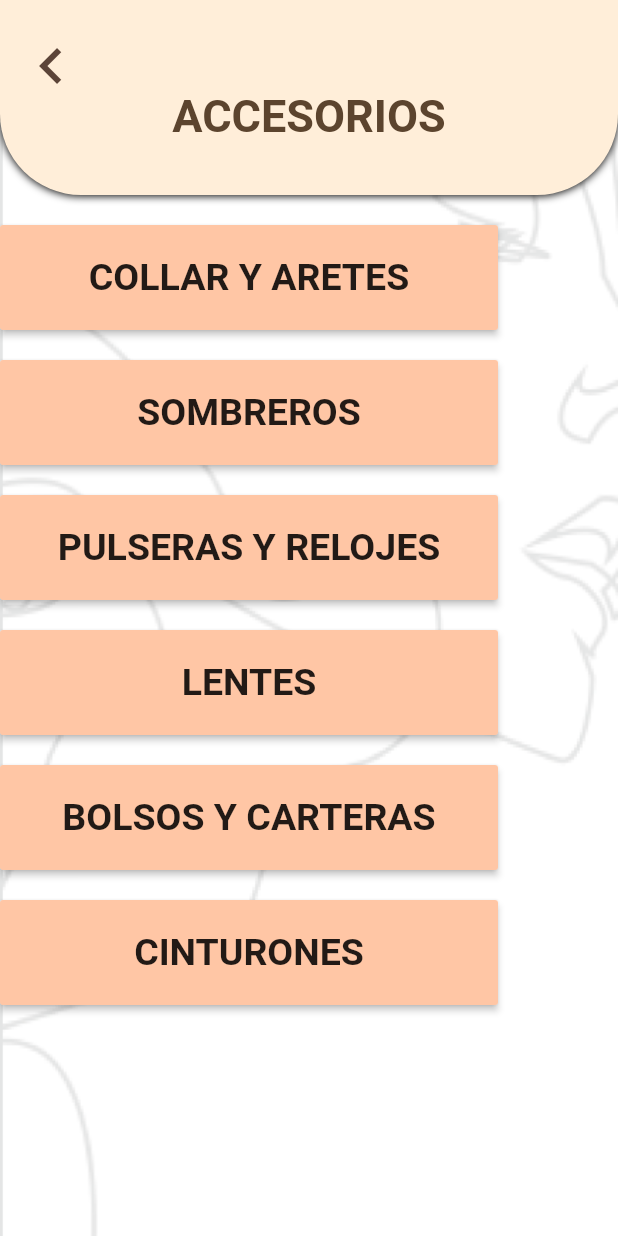
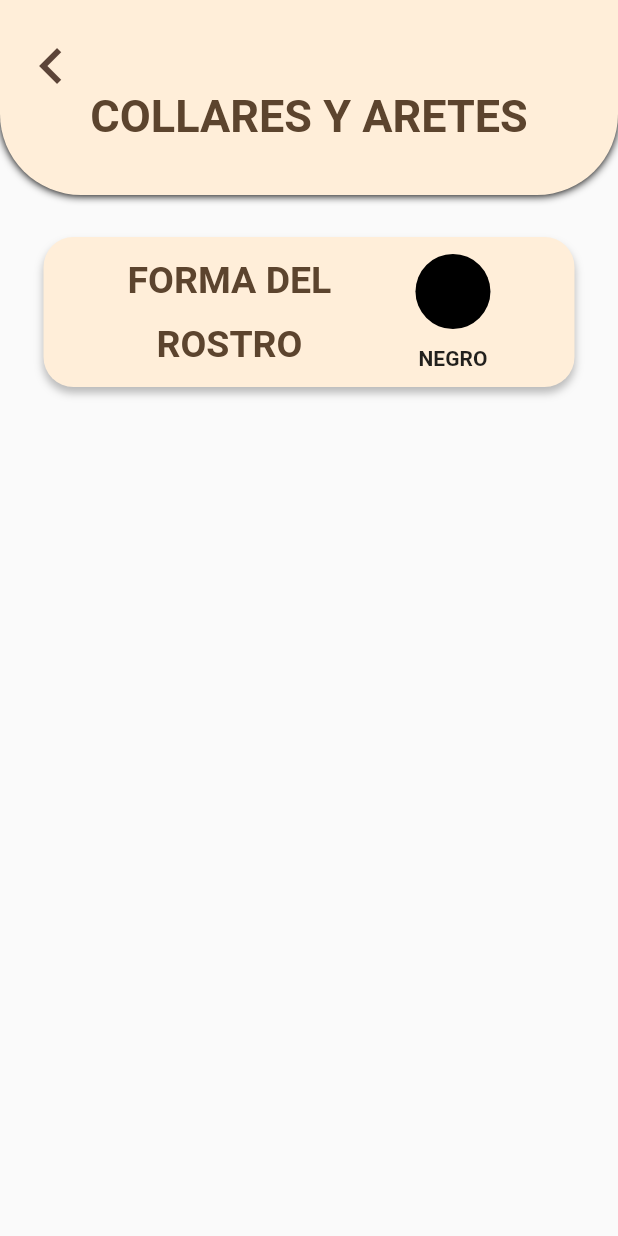
Before and after one commit to santos130400/ProyectoAdriana, a Flutter app: the AccesoriosResultados screen opened by its route, after a tap on "COLLAR Y ARETES", on a phone screen of 412 x 824 dp. Run offline on Flutter 3.47's test engine with Material 2 defaults, Android fonts, the phone set to English and light mode, and no system bars; our stand-ins replace carousel_slider, cloud_firestore, firebase_auth, firebase_core, image_picker; missing offline and left inert: dart:ffi; accounts and stored records are empty.

Commit message:
Resultados parte 1

```diff
--- /dev/null
+++ b/lib/ResuladosInter.dart
@@ -0,0 +1,418 @@
+import 'package:flutter/material.dart';
+import 'package:prueba_apliacion/PREFABS/Metodos.dart';
+import 'package:prueba_apliacion/main.dart';
+
+class ResultadosInter extends StatefulWidget {
+  ResultadosInter(int txt1) {
+    txt = txt1;
+  }
+  @override
+  _ResultadosInterState createState() => _ResultadosInterState();
+}
+
+int txt = 0;
+String titulo = '';
+Metodos m = new Metodos();
+
+class _ResultadosInterState extends State<ResultadosInter> {
+  @override
+  Widget build(BuildContext context) {
+    Widget atrib;
+    switch (txt) {
+      //Maquillaje
+      case 1:
+        titulo = 'OJOS';
+        break;
+      case 2:
+        titulo = 'LABIOS';
+        break;
+      case 3:
+        titulo = 'PIEL';
+        break;
+      case 4:
+        titulo = 'PARTE SUPERIOR';
+        break;
+      case 5:
+        titulo = 'PARTE INFERIOR';
+        break;
+      case 6:
+        titulo = 'ZAPATOS';
+        break;
+      case 7:
+        titulo = 'VESTIDOS';
+        break;
+      case 8:
+        titulo = 'ROPA INTERIOR';
+        break;
+      case 9:
+        titulo = 'COLLARES Y ARETES';
+        break;
+      case 10:
+        titulo = 'SOMBREROS';
+        break;
+      case 11:
+        titulo = 'PULSERAS Y RELOJES';
+        break;
+      case 12:
+        titulo = 'LENTES';
+        break;
+      case 13:
+        titulo = 'BOLSOS Y CARTERAS';
+        break;
+      case 14:
+        titulo = 'CINTURONES';
+        break;
+      case 15:
+        titulo = 'CORTES Y PEINADOS';
+        break;
+      case 16:
+        titulo = 'COLOR Y EFECTOS';
+        break;
+      default:
+    }
+    if (txt >= 1 && txt <= 3) {
+      atrib = Container(
+        decoration: BoxDecoration(
+            borderRadius: BorderRadius.all(Radius.circular(20)),
+            color: Color(0xFFFFEED9),
+            boxShadow: [
+              BoxShadow(
+                  color: Colors.black26, blurRadius: 4, offset: Offset(0, 4))
+            ]),
+        child: Row(
+          mainAxisAlignment: MainAxisAlignment.spaceEvenly,
+          children: [
+            Container(
+                alignment: Alignment.center,
+                child: Column(
+                  mainAxisAlignment: MainAxisAlignment.spaceEvenly,
+                  children: [
+                    Text('COLOR DEL',
+                        textAlign: TextAlign.center,
+                        style: TextStyle(
+                            color: Color.fromARGB(255, 92, 68, 46),
+                            fontSize: 25,
+                            fontWeight: FontWeight.bold)),
+                    Text('ROSTRO',
+                        textAlign: TextAlign.center,
+                        style: TextStyle(
+                            color: Color.fromARGB(255, 92, 68, 46),
+                            fontSize: 25,
+                            fontWeight: FontWeight.bold)),
+                  ],
+                )),
+            Container(
+              child: Column(
+                mainAxisAlignment: MainAxisAlignment.spaceEvenly,
+                children: [
+                  Container(
+                    height: 50,
+                    width: 50,
+                    decoration: BoxDecoration(
+                        border: Border.all(color: Colors.black, width: 2),
+                        shape: BoxShape.circle,
+                        color: m.traductorPielColor(resul.piel)),
+                  ),
+                  Text(m.traductorPielPalabra(resul.piel),
+                      style: TextStyle(fontWeight: FontWeight.bold))
+                ],
+              ),
+            )
+          ],
+        ),
+      );
+    } else if (txt >= 4 && txt <= 8) {
+      atrib = Container(
+        decoration: BoxDecoration(
+            borderRadius: BorderRadius.all(Radius.circular(20)),
+            color: Color(0xFFFFEED9),
+            boxShadow: [
+              BoxShadow(
+                  color: Colors.black26, blurRadius: 4, offset: Offset(0, 4))
+            ]),
+        child: Row(
+          mainAxisAlignment: MainAxisAlignment.spaceEvenly,
+          children: [
+            Container(
+                alignment: Alignment.center,
+                child: Column(
+                  mainAxisAlignment: MainAxisAlignment.spaceEvenly,
+                  children: [
+                    Text('FORMA DEL',
+                        textAlign: TextAlign.center,
+                        style: TextStyle(
+                            color: Color.fromARGB(255, 92, 68, 46),
+                            fontSize: 25,
+                            fontWeight: FontWeight.bold)),
+                    Text('CUERPO',
+                        textAlign: TextAlign.center,
+                        style: TextStyle(
+                            color: Color.fromARGB(255, 92, 68, 46),
+                            fontSize: 25,
+                            fontWeight: FontWeight.bold)),
+                  ],
+                )),
+            Container(
+              child: Column(
+                mainAxisAlignment: MainAxisAlignment.spaceEvenly,
+                children: [
+                  m.traductorCuerpoForma(resul.forma) != null
+                      ? Container(
+                          height: 50,
+                          width: 50,
+                          decoration: BoxDecoration(
+                              shape: m.traductorCuerpoForma(resul.forma),
+                              color: Color(0xFFEBA47A),
+                              border: Border.all(
+                                  color: Color.fromARGB(255, 92, 68, 46),
+                                  width: 2)),
+                        )
+                      : CustomPaint(
+                          size: Size(50, 50), painter: DrawTriangleShape()),
+                  Text(m.traductorCuerpoPalabra(resul.forma), style: TextStyle(fontWeight: FontWeight.bold))
+                ],
+              ),
+            )
+          ],
+        ),
+      );
+    } else if (txt >= 9 && txt <= 14) {
+      atrib = Container(
+        decoration: BoxDecoration(
+            borderRadius: BorderRadius.all(Radius.circular(20)),
+            color: Color(0xFFFFEED9),
+            boxShadow: [
+              BoxShadow(
+                  color: Colors.black26, blurRadius: 4, offset: Offset(0, 4))
+            ]),
+        child: Row(
+          mainAxisAlignment: MainAxisAlignment.spaceEvenly,
+          children: [
+            Container(
+                alignment: Alignment.center,
+                child: Column(
+                  mainAxisAlignment: MainAxisAlignment.spaceEvenly,
+                  children: [
+                    Text('FORMA DEL',
+                        textAlign: TextAlign.center,
+                        style: TextStyle(
+                            color: Color.fromARGB(255, 92, 68, 46),
+                            fontSize: 25,
+                            fontWeight: FontWeight.bold)),
+                    Text('ROSTRO',
+                        textAlign: TextAlign.center,
+                        style: TextStyle(
+                            color: Color.fromARGB(255, 92, 68, 46),
+                            fontSize: 25,
+                            fontWeight: FontWeight.bold)),
+                  ],
+                )),
+            Container(
+              child: Column(
+                mainAxisAlignment: MainAxisAlignment.spaceEvenly,
+                children: [
+                  Container(
+                    height: 50,
+                    width: 50,
+                    decoration: BoxDecoration(
+                        shape: BoxShape.circle, color: Colors.black),
+                  ),
+                  Text('NEGRO', style: TextStyle(fontWeight: FontWeight.bold))
+                ],
+              ),
+            )
+          ],
+        ),
+      );
+    } else if (txt == 15) {
+      atrib = Container(
+        decoration: BoxDecoration(
+            borderRadius: BorderRadius.all(Radius.circular(20)),
+            color: Color(0xFFFFEED9),
+            boxShadow: [
+              BoxShadow(
+                  color: Colors.black26, blurRadius: 4, offset: Offset(0, 4))
+            ]),
+        child: Row(
+          mainAxisAlignment: MainAxisAlignment.spaceEvenly,
+          children: [
+            Container(
+                alignment: Alignment.center,
+                child: Column(
+                  mainAxisAlignment: MainAxisAlignment.spaceEvenly,
+                  children: [
+                    Text('COLOR DEL',
+                        textAlign: TextAlign.center,
+                        style: TextStyle(
+                            color: Color.fromARGB(255, 92, 68, 46),
+                            fontSize: 25,
+                            fontWeight: FontWeight.bold)),
+                    Text('PELO',
+                        textAlign: TextAlign.center,
+                        style: TextStyle(
+                            color: Color.fromARGB(255, 92, 68, 46),
+                            fontSize: 25,
+                            fontWeight: FontWeight.bold)),
+                  ],
+                )),
+            Container(
+              child: Column(
+                mainAxisAlignment: MainAxisAlignment.spaceEvenly,
+                children: [
+                  Container(
+                    height: 50,
+                    width: 50,
+                    decoration: BoxDecoration(
+                        shape: BoxShape.circle, color: Colors.black),
+                  ),
+                  Text('NEGRO', style: TextStyle(fontWeight: FontWeight.bold))
+                ],
+              ),
+            )
+          ],
+        ),
+      );
+    } else if (txt == 16) {
+      atrib = Container(
+        decoration: BoxDecoration(
+            borderRadius: BorderRadius.all(Radius.circular(20)),
+            color: Color(0xFFFFEED9),
+            boxShadow: [
+              BoxShadow(
+                  color: Colors.black26, blurRadius: 4, offset: Offset(0, 4))
+            ]),
+        child: Row(
+          mainAxisAlignment: MainAxisAlignment.spaceEvenly,
+          children: [
+            Container(
+                alignment: Alignment.center,
+                child: Column(
+                  mainAxisAlignment: MainAxisAlignment.spaceEvenly,
+                  children: [
+                    Text('FORMA DEL',
+                        textAlign: TextAlign.center,
+                        style: TextStyle(
+                            color: Color.fromARGB(255, 92, 68, 46),
+                            fontSize: 25,
+                            fontWeight: FontWeight.bold)),
+                    Text('ROSTRO',
+                        textAlign: TextAlign.center,
+                        style: TextStyle(
+                            color: Color.fromARGB(255, 92, 68, 46),
+                            fontSize: 25,
+                            fontWeight: FontWeight.bold)),
+                  ],
+                )),
+            Container(
+              child: Column(
+                mainAxisAlignment: MainAxisAlignment.spaceEvenly,
+                children: [
+                  Container(
+                    height: 50,
+                    width: 50,
+                    decoration: BoxDecoration(
+                        shape: BoxShape.circle, color: Colors.black),
+                  ),
+                  Text('NEGRO', style: TextStyle(fontWeight: FontWeight.bold))
+                ],
+              ),
+            )
+          ],
+        ),
+      );
+    }
+    return Scaffold(
+      body: Container(
+        child: ListView(
+          children: [
+            barraNavegacion(context),
+            Container(
+              height: 100,
+              margin: EdgeInsets.symmetric(
+                vertical: 28,
+                horizontal: 29,
+              ),
+              alignment: Alignment.center,
+              child: atrib,
+            )
+          ],
+        ),
+      ),
+    );
+  }
+}
+
+Widget barraNavegacion(BuildContext context) {
+  return Stack(
+    children: [
+      Container(
+          width: double.infinity,
+          height: 130,
+          decoration: BoxDecoration(
+              color: const Color(0xFFFFEED9),
+              borderRadius: BorderRadius.only(
+                  bottomLeft: Radius.circular(54),
+                  bottomRight: Radius.circular(54)),
+              boxShadow: [
+                BoxShadow(
+                    color: Colors.black, blurRadius: 4, offset: Offset(0, 0.5))
+              ])),
+      IconButton(
+          icon: const Icon(Icons.keyboard_arrow_left),
+          onPressed: () {
+            Navigator.of(context).pop();
+          },
+          iconSize: 48.0,
+          color: new Color.fromRGBO(92, 68, 56, 1),
+          padding: const EdgeInsets.only(left: 10.0, top: 20)),
+      Column(
+        children: [
+          //tu progreso
+          Padding(
+            padding: EdgeInsets.only(top: 60),
+            child: Center(
+              child: Container(
+                child: Text(
+                  titulo,
+                  textAlign: TextAlign.center,
+                  style: TextStyle(
+                      color: Color.fromARGB(255, 92, 68, 46),
+                      fontSize: 30,
+                      fontWeight: FontWeight.bold),
+                ),
+              ),
+            ),
+          ),
+        ],
+      ),
+    ],
+  );
+}
+
+class DrawTriangleShape extends CustomPainter {
+  Paint painter;
+
+  DrawTriangleShape() {
+    painter = Paint()
+      ..color = Color(0xFFEBA47A)
+      ..strokeWidth = 3
+      ..style = PaintingStyle.fill;
+  }
+
+  @override
+  void paint(Canvas canvas, Size size) {
+    var path = Path();
+
+    path.moveTo(size.width / 2, 0);
+    path.lineTo(0, size.height);
+    path.lineTo(size.height, size.width);
+    path.close();
+
+    canvas.drawPath(path, painter);
+  }
+
+  @override
+  bool shouldRepaint(CustomPainter oldDelegate) {
+    return false;
+  }
+}
```
Also changed, not shown: lib/PREFABS/Metodos.dart (added, +116 -0 lines), lib/Resultados/AccesoriosResultados.dart (+19 -6 lines), lib/Resultados/CabelloResultados.dart (+7 -2 lines), lib/Resultados/MaquillajeResultados.dart (+10 -3 lines), lib/Resultados/RopaResultados.dart (+16 -5 lines).
